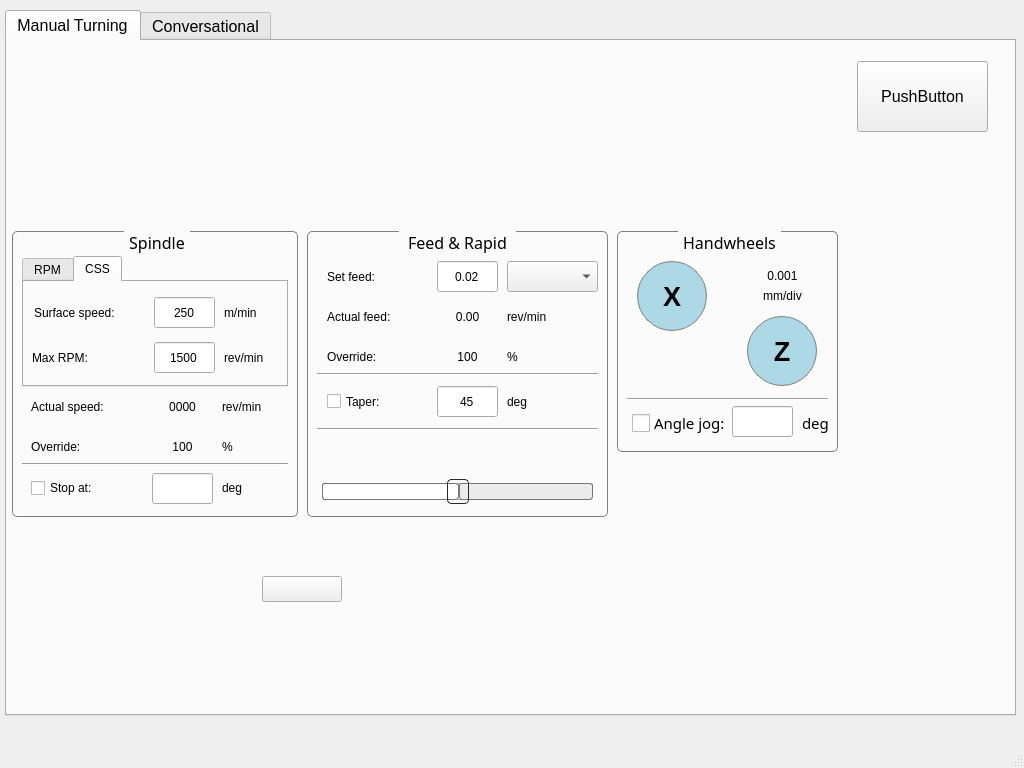
85vmh/teachinlathe, file src/teachinlathe/ui/mainwindow.ui: the form before one commit.
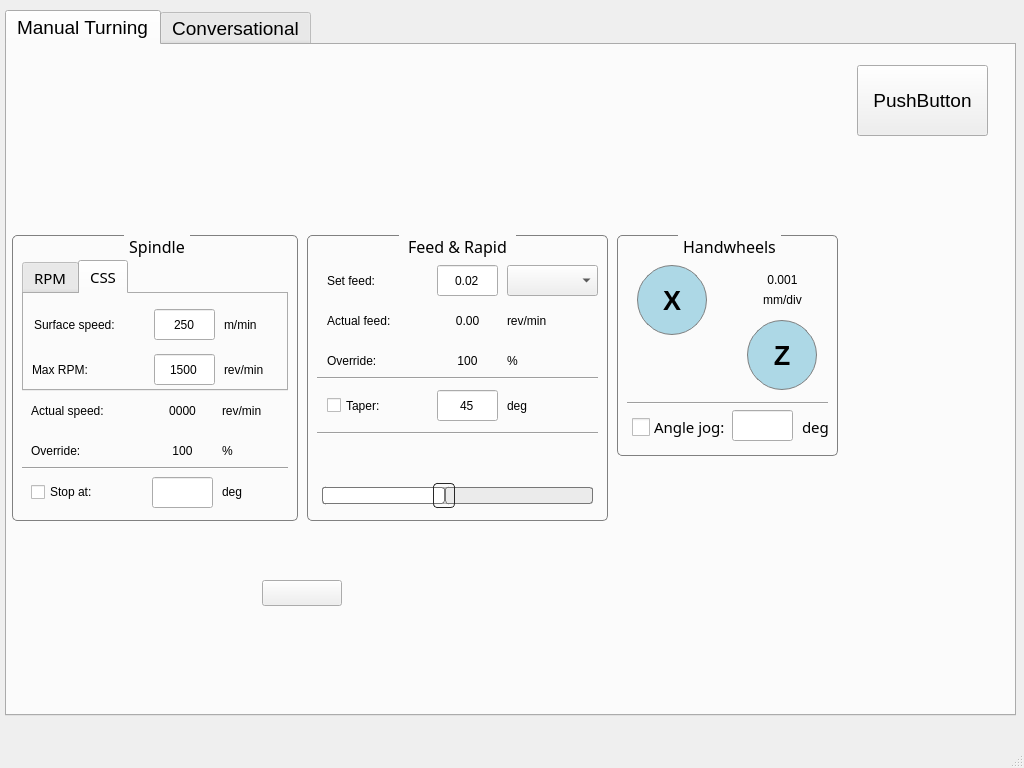
The form after the commit. The open tabs and pages were chosen to show the change. Custom widgets are drawn as their Qt base class.

The edit to the form file:
```diff
--- a/src/teachinlathe/ui/mainwindow.ui
+++ b/src/teachinlathe/ui/mainwindow.ui
@@ -335,12 +335,17 @@
            </property>
            <property name="font">
             <font>
-             <pointsize>12</pointsize>
+             <pointsize>14</pointsize>
+             <weight>50</weight>
+             <bold>false</bold>
             </font>
            </property>
            <property name="styleSheet">
             <string notr="true"/>
            </property>
+           <property name="tabPosition">
+            <enum>QTabWidget::North</enum>
+           </property>
            <property name="currentIndex">
             <number>0</number>
            </property>
@@ -403,6 +408,15 @@
                 <height>131</height>
                </rect>
               </property>
+              <property name="font">
+               <font>
+                <family>Noto Sans</family>
+                <pointsize>11</pointsize>
+                <weight>50</weight>
+                <italic>false</italic>
+                <bold>false</bold>
+               </font>
+              </property>
               <property name="styleSheet">
                <string notr="true">font: 11pt &quot;Noto Sans&quot;;</string>
               </property>
@@ -1099,7 +1113,7 @@
 }</string>
               </property>
               <property name="minimum">
-               <number>0</number>
+               <number>10</number>
               </property>
               <property name="maximum">
                <number>100</number>
```
Left out of the diff: 38 changed lines with no effect on the pictures.
